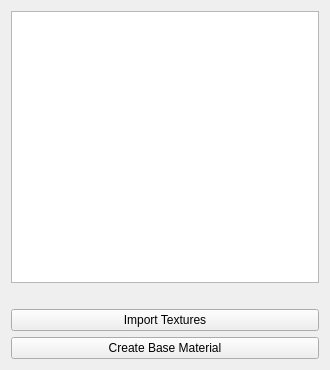
The window that YFX_Lookdev_Tool/dev/UI/textures_UI.ui (kaanyilmaz99/YFX_Lookdev_Tool) describes before a commit, drawn with Qt 5.
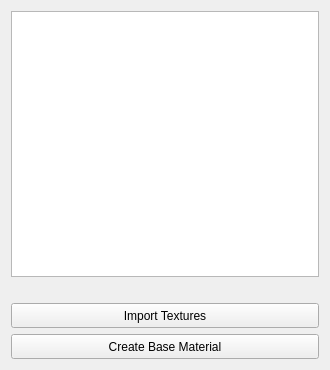
The same window after the commit.

Patch:
```diff
--- a/YFX_Lookdev_Tool/dev/UI/textures_UI.ui
+++ b/YFX_Lookdev_Tool/dev/UI/textures_UI.ui
@@ -41,6 +41,12 @@
      </item>
      <item>
       <widget class="QPushButton" name="btn_import_textures">
+       <property name="minimumSize">
+        <size>
+         <width>0</width>
+         <height>25</height>
+        </size>
+       </property>
        <property name="text">
         <string>Import Textures</string>
        </property>
@@ -48,6 +54,12 @@
      </item>
      <item>
       <widget class="QPushButton" name="btn_create_material">
+       <property name="minimumSize">
+        <size>
+         <width>0</width>
+         <height>25</height>
+        </size>
+       </property>
        <property name="text">
         <string>Create Base Material</string>
        </property>
```
